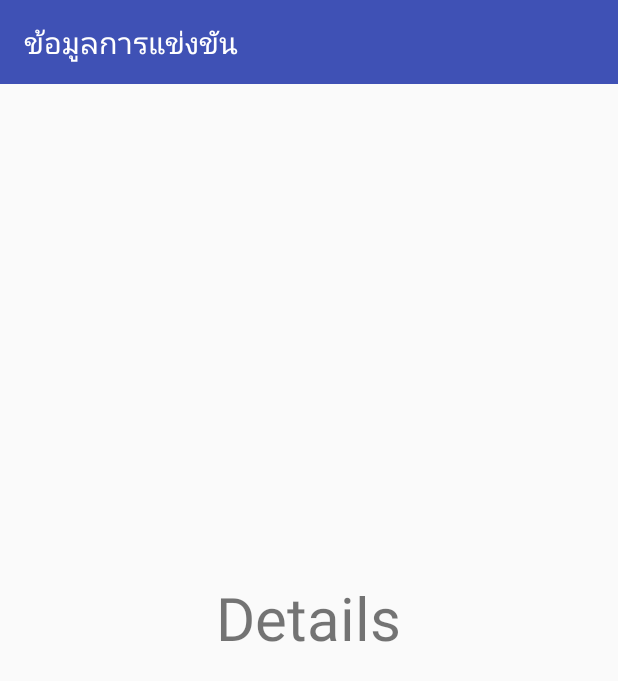
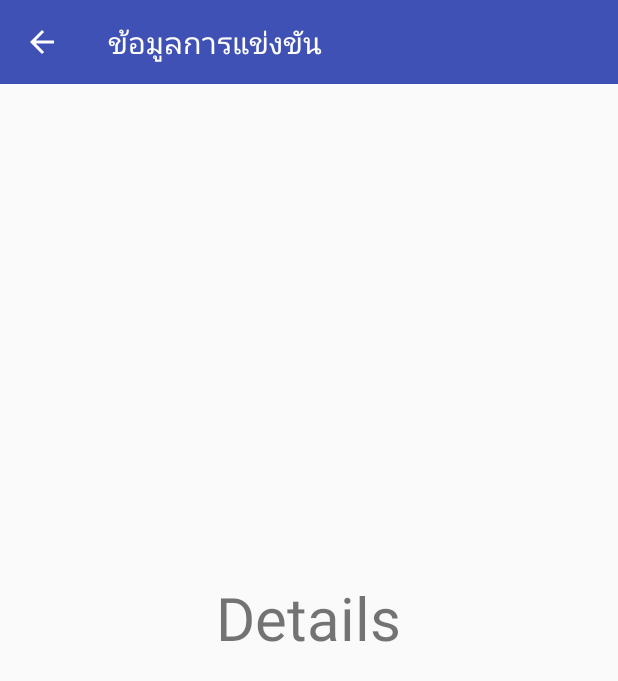
Before and after one commit to peeranont-ja/TNGPWorldCup, an Android app: the DetailActivity screen opened directly, with no data from a screen before it, on a phone screen of 412 x 824 dp. Shown: the top 681 px of the screen. Run offline under Robolectric (Android 15) with nearby library versions, the phone set to English and light mode, and no system bars.

Commit message:
Add Back Button in Toolbar
- Create new style to make Back button has similar color to Text color

```diff
--- a/app/src/main/java/com/example/tnis/tngpworldcup/DetailActivity.kt
+++ b/app/src/main/java/com/example/tnis/tngpworldcup/DetailActivity.kt
@@ -11,7 +11,9 @@ class DetailActivity: AppCompatActivity() {
         setContentView(R.layout.activity_detail)
 
         toolbar.title = "ข้อมูลการแข่งขัน"
-
+        setSupportActionBar(toolbar)
+        supportActionBar!!.setDisplayHomeAsUpEnabled(true)
+        supportActionBar!!.setDisplayShowHomeEnabled(true)
 
         supportFragmentManager
                 .beginTransaction()
@@ -19,5 +21,8 @@ class DetailActivity: AppCompatActivity() {
                 .commit()
     }
 
-
+    override fun onSupportNavigateUp(): Boolean {
+        onBackPressed()
+        return true
+    }
 }
--- a/app/src/main/res/layout/activity_detail.xml
+++ b/app/src/main/res/layout/activity_detail.xml
@@ -12,7 +12,7 @@
         android:background="@color/colorPrimary"
         android:minHeight="?android:attr/actionBarSize"
         app:popupTheme="@style/ThemeOverlay.AppCompat.Light"
-        app:theme="@style/ThemeOverlay.AppCompat.ActionBar"
+        app:theme="@style/PrimaryColorToolbar"
         app:titleTextColor="@android:color/white" />
 
     <FrameLayout
--- a/app/src/main/res/values/styles.xml
+++ b/app/src/main/res/values/styles.xml
@@ -8,4 +8,8 @@
         <item name="colorAccent">@color/colorAccent</item>
     </style>
 
+    <style name="PrimaryColorToolbar" parent="@style/ThemeOverlay.AppCompat.ActionBar">
+        <item name="colorControlNormal">@android:color/white</item>
+    </style>
+
 </resources>
```
